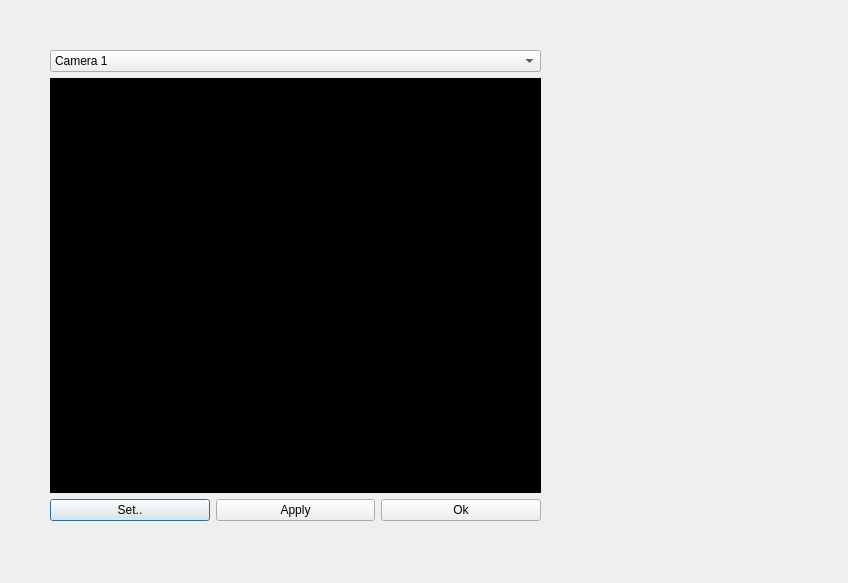
Before: the Qt Designer form lulusjuni/fieldselectiondialog.ui in hammashamzah/tugasakhir, drawn with Qt 5.
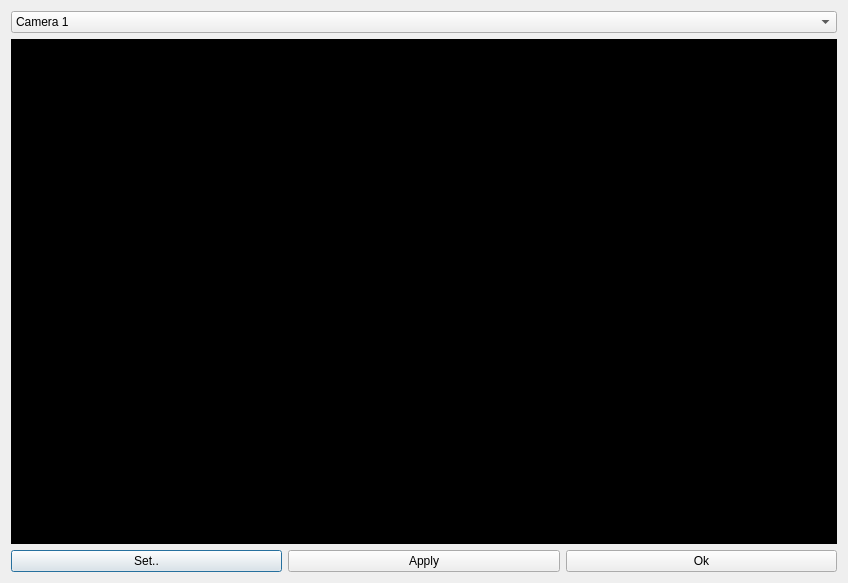
After: the same form once the commit is applied.

What changed in the file:
```diff
--- a/lulusjuni/fieldselectiondialog.ui
+++ b/lulusjuni/fieldselectiondialog.ui
@@ -13,15 +13,8 @@
   <property name="windowTitle">
    <string>Dialog</string>
   </property>
-  <widget class="QWidget" name="">
-   <property name="geometry">
-    <rect>
-     <x>50</x>
-     <y>50</y>
-     <width>491</width>
-     <height>471</height>
-    </rect>
-   </property>
+  <layout class="QVBoxLayout" name="verticalLayout_3">
+   <item>
    <layout class="QVBoxLayout" name="verticalLayout_2">
     <item>
      <widget class="QComboBox" name="comboBox">
@@ -115,7 +108,8 @@
      </layout>
     </item>
    </layout>
-  </widget>
+   </item>
+  </layout>
  </widget>
  <resources/>
  <connections/>
```
Lines whose indentation alone changed are shown as unchanged.
